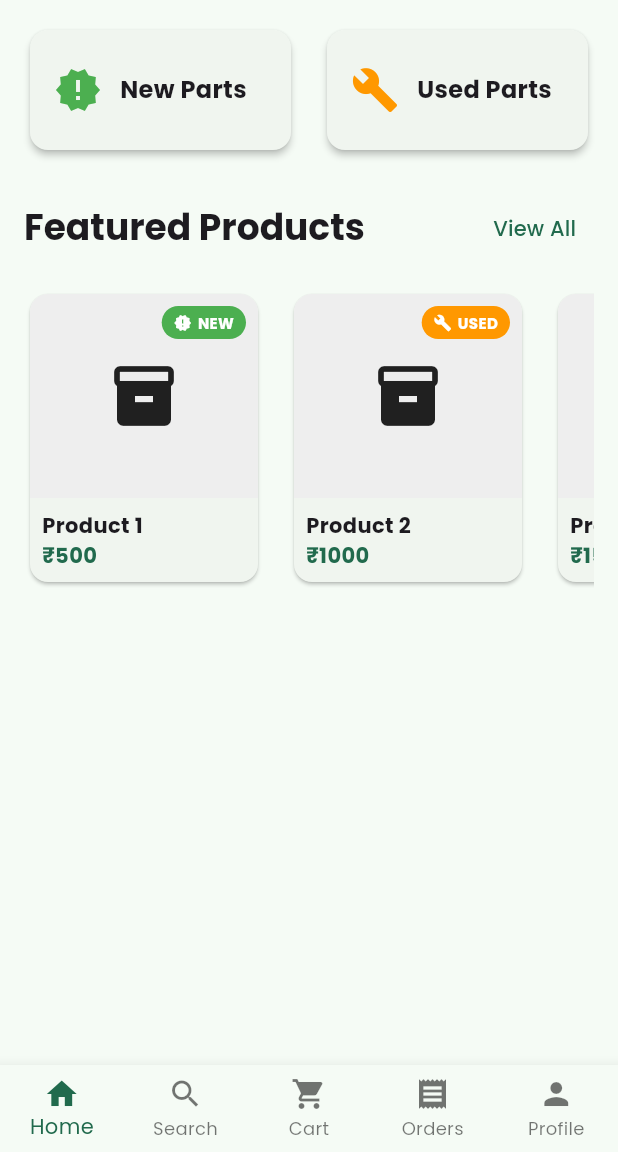
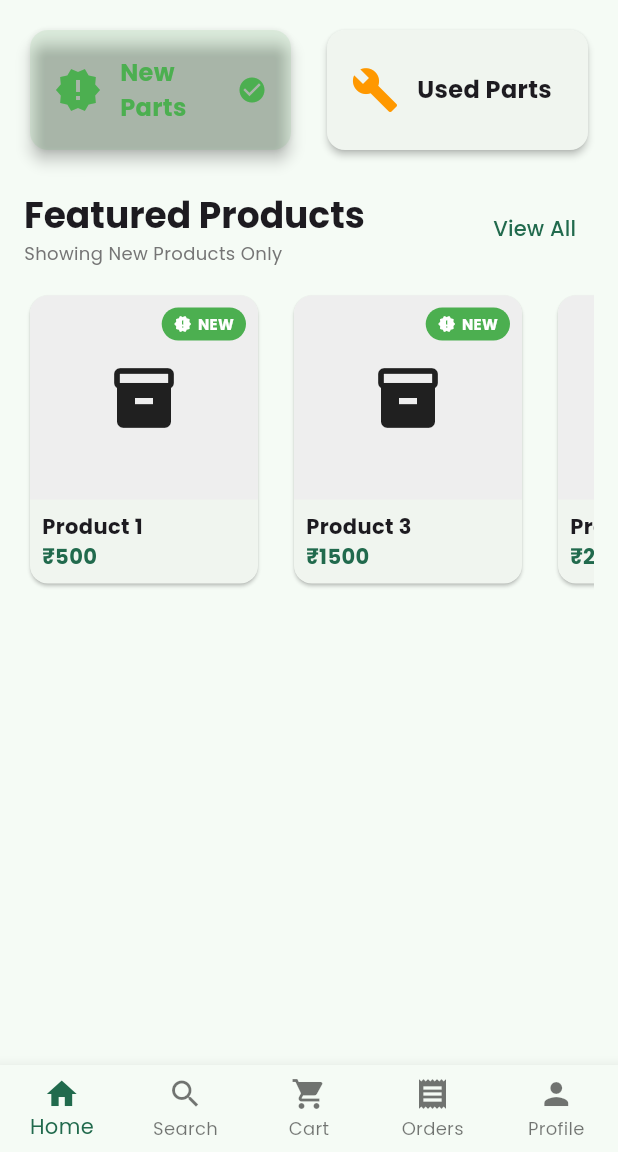
Before and after one commit to RejishJ/autospare-marketplace, a Flutter app: the screen it shows after launch, after a tap on "New Parts", on a phone screen of 412 x 824 dp, the part 84-1236 px from its top. Run offline on Flutter 3.47's test engine with Material 3 defaults, Android fonts, the phone set to English and light mode, and no system bars; our stand-ins replace google_fonts.

Commit message:
Add selectable category filtering: Users can now click New/Used cards to filter products

```diff
--- a/customer_app/lib/main.dart
+++ b/customer_app/lib/main.dart
@@ -102,8 +102,15 @@ class _CustomerHomePageState extends State<CustomerHomePage> {
   }
 }
 
-class HomePage extends StatelessWidget {
+class HomePage extends StatefulWidget {
   const HomePage({super.key});
+
+  @override
+  State<HomePage> createState() => _HomePageState();
+}
+
+class _HomePageState extends State<HomePage> {
+  String? selectedCategory; // null = mixed, 'new' = new only, 'used' = used only
 
   @override
   Widget build(BuildContext context) {
@@ -116,11 +123,11 @@ class HomePage extends StatelessWidget {
           Row(
             children: [
               Expanded(
-                child: _buildRectangularCard(context, 'New Parts', Icons.new_releases, Colors.green),
+                child: _buildRectangularCard(context, 'New Parts', Icons.new_releases, Colors.green, 'new'),
               ),
               const SizedBox(width: 16),
               Expanded(
-                child: _buildRectangularCard(context, 'Used Parts', Icons.build, Colors.orange),
+                child: _buildRectangularCard(context, 'Used Parts', Icons.build, Colors.orange, 'used'),
               ),
             ],
           ),
@@ -130,11 +137,24 @@ class HomePage extends StatelessWidget {
           Row(
             mainAxisAlignment: MainAxisAlignment.spaceBetween,
             children: [
-              Text(
-                'Featured Products',
-                style: Theme.of(context).textTheme.headlineSmall?.copyWith(
-                  fontWeight: FontWeight.bold,
-                ),
+              Column(
+                crossAxisAlignment: CrossAxisAlignment.start,
+                children: [
+                  Text(
+                    'Featured Products',
+                    style: Theme.of(context).textTheme.headlineSmall?.copyWith(
+                      fontWeight: FontWeight.bold,
+                    ),
+                  ),
+                  if (selectedCategory != null)
+                    Text(
+                      selectedCategory == 'new' ? 'Showing New Products Only' : 'Showing Used Products Only',
+                      style: TextStyle(
+                        color: Colors.grey[600],
+                        fontSize: 12,
+                      ),
+                    ),
+                ],
               ),
               TextButton(
                 onPressed: () {
@@ -153,6 +173,14 @@ class HomePage extends StatelessWidget {
               itemBuilder: (context, index) {
                 // Alternate between new and used products for demo
                 bool isNew = index % 2 == 0;
+
+                // Filter products based on selected category
+                if (selectedCategory == 'new' && !isNew) {
+                  return const SizedBox.shrink(); // Hide used products
+                } else if (selectedCategory == 'used' && isNew) {
+                  return const SizedBox.shrink(); // Hide new products
+                }
+
                 return _buildProductCard(context, index, isNew);
               },
             ),
@@ -243,12 +271,22 @@ class HomePage extends StatelessWidget {
     );
   }
 
-  Widget _buildRectangularCard(BuildContext context, String title, IconData icon, Color color) {
+  Widget _buildRectangularCard(BuildContext context, String title, IconData icon, Color color, String category) {
+    bool isSelected = selectedCategory == category;
     return Card(
-      elevation: 2,
+      elevation: isSelected ? 4 : 2,
+      color: isSelected ? color.withOpacity(0.1) : null,
       child: InkWell(
         onTap: () {
-          // TODO: Navigate to category
+          setState(() {
+            if (selectedCategory == category) {
+              // If already selected, deselect it (show mixed)
+              selectedCategory = null;
+            } else {
+              // Select this category
+              selectedCategory = category;
+            }
+          });
         },
         child: Container(
           height: 80,
@@ -258,18 +296,25 @@ class HomePage extends StatelessWidget {
               Icon(
                 icon,
                 size: 32,
-                color: color,
+                color: isSelected ? color : color,
               ),
               const SizedBox(width: 12),
               Expanded(
                 child: Text(
                   title,
-                  style: const TextStyle(
+                  style: TextStyle(
                     fontWeight: FontWeight.bold,
                     fontSize: 16,
+                    color: isSelected ? color : null,
                   ),
                 ),
               ),
+              if (isSelected)
+                Icon(
+                  Icons.check_circle,
+                  color: color,
+                  size: 20,
+                ),
             ],
           ),
         ),
```
